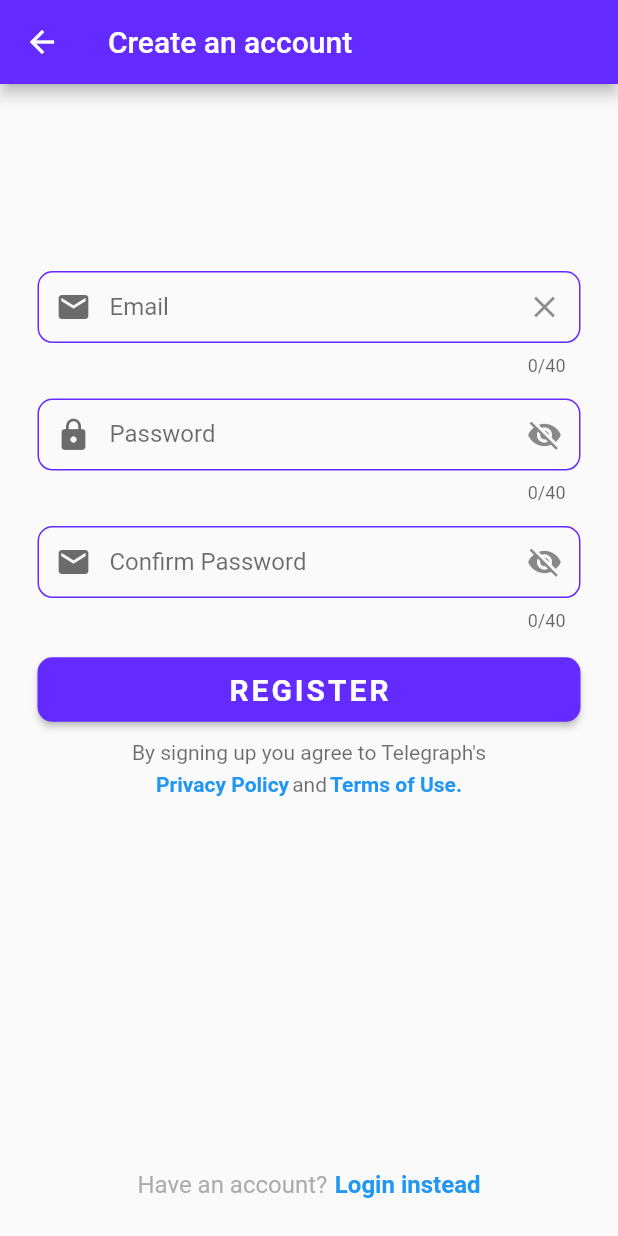
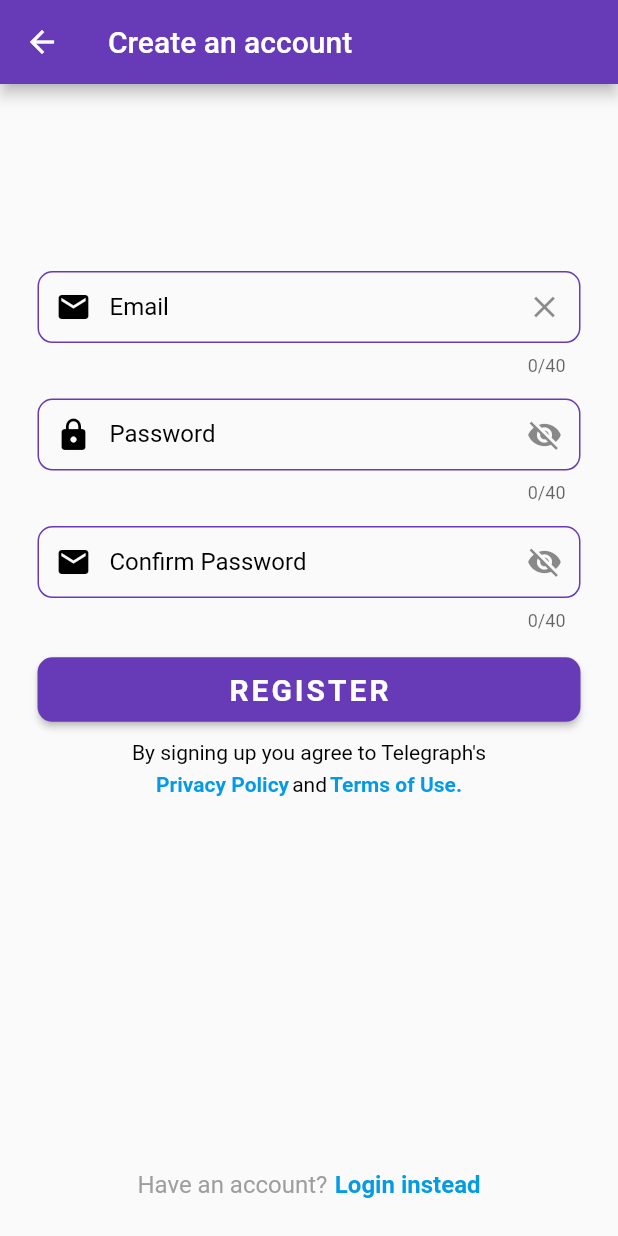
Before and after one commit to johndeweyzxc/Telegraph, a Flutter app: the screen it shows after launch, after a tap on "Sign up", on a phone screen of 412 x 824 dp. Run offline on Flutter 3.47's test engine with Material 2 defaults, Android fonts, the phone set to English and light mode, and no system bars; our stand-ins replace firebase_auth, firebase_core, google_sign_in; accounts and stored records are empty.

Commit message:
Fixed and refactored constant values

```diff
--- a/lib/Pages/about.dart
+++ b/lib/Pages/about.dart
@@ -8,7 +8,7 @@ class AboutPage extends StatelessWidget {
   Widget build(BuildContext context) {
     return Scaffold(
       appBar: AppBar(
-        backgroundColor: productColor,
+        backgroundColor: deepPurple500,
         title: const Text("About"),
       ),
     );
--- a/lib/Pages/bug_report.dart
+++ b/lib/Pages/bug_report.dart
@@ -10,7 +10,7 @@ class BugReport extends StatefulWidget {
 
 class _BugReportState extends State<BugReport> {
   AppBar appBar = AppBar(
-    backgroundColor: productColor,
+    backgroundColor: deepPurple500,
     title: const Text("Report a bug"),
   );
 
--- a/lib/Pages/dark_mode.dart
+++ b/lib/Pages/dark_mode.dart
@@ -13,7 +13,7 @@ class _EnableDarkModePageState extends State<EnableDarkModePage> {
   Widget build(BuildContext context) {
     return Scaffold(
       appBar: AppBar(
-        backgroundColor: productColor,
+        backgroundColor: deepPurple500,
         title: const Text("Enable dark mode"),
       ),
     );
--- a/lib/Pages/login_page.dart
+++ b/lib/Pages/login_page.dart
@@ -41,7 +41,7 @@ class _LoginPageState extends State<LoginPage> {
       backgroundColor: Colors.transparent,
       elevation: 0,
       systemOverlayStyle: const SystemUiOverlayStyle(
-        statusBarColor: productColor,
+        statusBarColor: deepPurple500,
       ),
     );
   }
@@ -104,14 +104,14 @@ class Welcome extends StatelessWidget {
   const Welcome({super.key});
 
   final TextStyle appHeadingStyle = const TextStyle(
-    color: productColor,
+    color: deepPurple500,
     fontSize: 48.0,
     fontWeight: FontWeight.bold,
     letterSpacing: 2.0,
   );
 
   final TextStyle subHeadingStyle = const TextStyle(
-    color: defaultGrey,
+    color: grey500,
     fontSize: 16.0,
     fontStyle: FontStyle.italic,
     letterSpacing: 1.0,
@@ -184,18 +184,18 @@ class _TextInputState extends State<LoginTextInput> {
   }
 
   final TextStyle inputLabelStyle = const TextStyle(
-    color: defaultBlack,
-    fontSize: logintTextSizeSmall,
+    color: black,
+    fontSize: textSmall,
   );
 
   final OutlineInputBorder inputEnabledBorder = OutlineInputBorder(
     borderRadius: BorderRadius.circular(10.0),
-    borderSide: const BorderSide(color: productColor),
+    borderSide: const BorderSide(color: deepPurple500),
   );
 
   final OutlineInputBorder inputFocusedBorder = OutlineInputBorder(
     borderRadius: BorderRadius.circular(10.0),
-    borderSide: const BorderSide(color: productColor, width: 2.0),
+    borderSide: const BorderSide(color: deepPurple500, width: 2.0),
   );
 
   @override
@@ -204,7 +204,7 @@ class _TextInputState extends State<LoginTextInput> {
       padding: const EdgeInsets.all(10.0),
       child: Icon(
         widget.label == "Password" ? Icons.lock : Icons.mail,
-        color: defaultBlack,
+        color: black,
       ),
     );
 
@@ -237,8 +237,8 @@ class LoginButton extends StatelessWidget {
 
   final ButtonStyle buttonStyle = ElevatedButton.styleFrom(
     padding: const EdgeInsets.all(10.0),
-    foregroundColor: defaultWhite,
-    backgroundColor: productColor,
+    foregroundColor: white,
+    backgroundColor: deepPurple500,
     shape: RoundedRectangleBorder(
       borderRadius: BorderRadius.circular(10.0),
     ),
@@ -247,7 +247,7 @@ class LoginButton extends StatelessWidget {
   final Text buttonText = const Text(
     "LOGIN",
     style: TextStyle(
-      fontSize: loginTextSizeBig,
+      fontSize: textbig,
       fontWeight: FontWeight.bold,
       letterSpacing: 2.0,
     ),
@@ -284,7 +284,7 @@ class ForgotPassword extends StatelessWidget {
         child: const Text(
           "Forgot your password?",
           style: TextStyle(
-            color: defaultBlue,
+            color: lightBlue600,
             fontWeight: FontWeight.bold,
             fontSize: 16.0,
           ),
@@ -299,7 +299,7 @@ class LoginWith extends StatelessWidget {
 
   @override
   Widget build(BuildContext context) {
-    const TextStyle textStyle = TextStyle(color: defaultGrey);
+    const TextStyle textStyle = TextStyle(color: grey500);
 
     return Container(
       margin: const EdgeInsets.only(bottom: 15.0),
@@ -309,7 +309,7 @@ class LoginWith extends StatelessWidget {
           const Expanded(
             child: Divider(
               height: 2.0,
-              color: defaultGrey,
+              color: grey500,
             ),
           ),
           Container(
@@ -319,7 +319,7 @@ class LoginWith extends StatelessWidget {
           const Expanded(
             child: Divider(
               height: 10.0,
-              color: defaultGrey,
+              color: grey500,
             ),
           ),
         ],
@@ -363,7 +363,7 @@ class ThirdPartyLogin extends StatelessWidget {
               ),
               label: const Text(
                 "Google",
-                style: TextStyle(color: defaultBlack, fontSize: 16.0),
+                style: TextStyle(color: black, fontSize: 16.0),
               ),
             ),
           ),
@@ -391,7 +391,7 @@ class PrivacyPolicy extends StatelessWidget {
             margin: const EdgeInsets.only(bottom: 5.0),
             child: const Text(
               "By logging in you agree to Telegraph's",
-              style: TextStyle(color: defaultBlack),
+              style: TextStyle(color: black),
             ),
           ),
           Row(
@@ -402,7 +402,7 @@ class PrivacyPolicy extends StatelessWidget {
                 child: const Text(
                   "Privacy Policy",
                   style: TextStyle(
-                    color: defaultBlue,
+                    color: lightBlue600,
                     fontWeight: FontWeight.bold,
                   ),
                 ),
@@ -411,7 +411,7 @@ class PrivacyPolicy extends StatelessWidget {
                 margin: const EdgeInsets.only(left: 2.0, right: 2.0),
                 child: const Text(
                   "and",
-                  style: TextStyle(color: defaultBlack),
+                  style: TextStyle(color: black),
                 ),
               ),
               GestureDetector(
@@ -419,7 +419,7 @@ class PrivacyPolicy extends StatelessWidget {
                 child: const Text(
                   "Terms of Use.",
                   style: TextStyle(
-                      color: defaultBlue, fontWeight: FontWeight.bold),
+                      color: lightBlue600, fontWeight: FontWeight.bold),
                 ),
               ),
             ],
@@ -443,12 +443,12 @@ class RegisterText extends StatelessWidget {
   @override
   Widget build(BuildContext context) {
     const TextStyle localStyle = TextStyle(
-      color: defaultBlack,
+      color: black,
       fontSize: 16.0,
     );
 
     const TextStyle signUpStyle = TextStyle(
-      color: defaultBlue,
+      color: lightBlue600,
       fontWeight: FontWeight.bold,
       fontSize: 16.0,
     );
--- a/lib/Pages/privacy_policy.dart
+++ b/lib/Pages/privacy_policy.dart
@@ -8,7 +8,7 @@ class PrivacyPolicyPages extends StatelessWidget {
   Widget build(BuildContext context) {
     return Scaffold(
       appBar: AppBar(
-        backgroundColor: productColor,
+        backgroundColor: deepPurple500,
         title: const Text("Privacy Policy"),
       ),
     );
--- a/lib/Pages/register_page.dart
+++ b/lib/Pages/register_page.dart
@@ -41,7 +41,7 @@ class _RegisterPageState extends State<RegisterPage> {
 
   AppBar appBar() {
     return AppBar(
-      backgroundColor: productColor,
+      backgroundColor: deepPurple500,
       title: const Text("Create an account"),
     );
   }
@@ -130,7 +130,7 @@ class RegisterInput extends StatefulWidget {
 class _RegisterInputState extends State<RegisterInput> {
   bool showPassword = false;
   OutlineInputBorder outline = const OutlineInputBorder(
-    borderSide: BorderSide(color: productColor),
+    borderSide: BorderSide(color: deepPurple500),
   );
 
   // Returns an icon 'visibility' if the input type is password,
@@ -165,12 +165,12 @@ class _RegisterInputState extends State<RegisterInput> {
 
   final OutlineInputBorder inputEnabledBorder = OutlineInputBorder(
     borderRadius: BorderRadius.circular(10.0),
-    borderSide: const BorderSide(color: productColor),
+    borderSide: const BorderSide(color: deepPurple500),
   );
 
   final OutlineInputBorder inputFocusedBorder = OutlineInputBorder(
     borderRadius: BorderRadius.circular(10.0),
-    borderSide: const BorderSide(color: productColor, width: 2.0),
+    borderSide: const BorderSide(color: deepPurple500, width: 2.0),
   );
 
   InputDecoration inputDecoration() {
@@ -178,14 +178,14 @@ class _RegisterInputState extends State<RegisterInput> {
       padding: const EdgeInsets.all(10.0),
       child: Icon(
         widget.label == "Password" ? Icons.lock : Icons.mail,
-        color: defaultBlack,
+        color: black,
       ),
     );
 
     return InputDecoration(
       contentPadding: const EdgeInsets.all(10.0),
       labelText: widget.label,
-      labelStyle: const TextStyle(color: defaultBlack),
+      labelStyle: const TextStyle(color: black),
       border: const OutlineInputBorder(),
       enabledBorder: inputEnabledBorder,
       focusedBorder: inputFocusedBorder,
@@ -200,7 +200,7 @@ class _RegisterInputState extends State<RegisterInput> {
       margin: const EdgeInsets.only(bottom: 15.0),
       child: TextFormField(
         controller: widget.controller,
-        style: const TextStyle(fontSize: logintTextSizeSmall),
+        style: const TextStyle(fontSize: textSmall),
         decoration: inputDecoration(),
         obscureText: obscureText(),
         maxLength: 40,
@@ -219,8 +219,8 @@ class RegisterButton extends StatelessWidget {
   Widget build(BuildContext context) {
     ButtonStyle buttonStyle = ElevatedButton.styleFrom(
       padding: const EdgeInsets.fromLTRB(40.0, 10.0, 40.0, 10.0),
-      foregroundColor: defaultWhite,
-      backgroundColor: productColor,
+      foregroundColor: white,
+      backgroundColor: deepPurple500,
       shape: const RoundedRectangleBorder(
         borderRadius: BorderRadius.all(
           Radius.circular(10.0),
@@ -231,7 +231,7 @@ class RegisterButton extends StatelessWidget {
     Text buttonText = const Text(
       "REGISTER",
       style: TextStyle(
-        fontSize: loginTextSizeBig,
+        fontSize: textbig,
         fontWeight: FontWeight.bold,
         letterSpacing: 2.0,
       ),
@@ -267,7 +267,7 @@ class PrivacyPolicy extends StatelessWidget {
             margin: const EdgeInsets.only(bottom: 5.0),
             child: const Text(
               "By signing up you agree to Telegraph's",
-              style: TextStyle(color: defaultBlack),
+              style: TextStyle(color: black),
             ),
           ),
           Row(
@@ -278,7 +278,7 @@ class PrivacyPolicy extends StatelessWidget {
                 child: const Text(
                   "Privacy Policy",
                   style: TextStyle(
-                    color: defaultBlue,
+                    color: lightBlue600,
                     fontWeight: FontWeight.bold,
                   ),
                 ),
@@ -287,7 +287,7 @@ class PrivacyPolicy extends StatelessWidget {
                 margin: const EdgeInsets.only(left: 2.0, right: 2.0),
                 child: const Text(
                   "and",
-                  style: TextStyle(color: defaultBlack),
+                  style: TextStyle(color: black),
                 ),
               ),
               GestureDetector(
@@ -295,7 +295,7 @@ class PrivacyPolicy extends StatelessWidget {
                 child: const Text(
                   "Terms of Use.",
                   style: TextStyle(
-                      color: defaultBlue, fontWeight: FontWeight.bold),
+                      color: lightBlue600, fontWeight: FontWeight.bold),
                 ),
               ),
             ],
@@ -311,7 +311,7 @@ class LoginInstead extends StatelessWidget {
   const LoginInstead({super.key});
 
   Text loginInsteadText() {
-    const TextStyle textStyle = TextStyle(color: defaultBlue);
+    const TextStyle textStyle = TextStyle(color: lightBlue600);
 
     return const Text(
       "Login instead?",
@@ -328,8 +328,8 @@ class LoginInstead extends StatelessWidget {
           const Text(
             "Have an account?",
             style: TextStyle(
-              color: defaultGrey,
-              fontSize: logintTextSizeSmall,
+              color: grey500,
+              fontSize: textSmall,
             ),
           ),
           Container(
@@ -339,8 +339,8 @@ class LoginInstead extends StatelessWidget {
               child: const Text(
                 "Login instead",
                 style: TextStyle(
-                  color: defaultBlue,
-                  fontSize: logintTextSizeSmall,
+                  color: lightBlue600,
+                  fontSize: textSmall,
                   fontWeight: FontWeight.bold,
                 ),
               ),
--- a/lib/const_var.dart
+++ b/lib/const_var.dart
@@ -1,21 +1,21 @@
 import 'package:flutter/material.dart';
 
-const productColor = Color.fromARGB(255, 99, 43, 255);
-const defaultGrey = Color.fromARGB(167, 129, 129, 129);
-const defaultWhite = Color.fromARGB(255, 255, 255, 255);
-const defaultBlack = Color.fromARGB(146, 0, 0, 0);
-const defaultBlue = Colors.blue;
+// Material color tool https://m2.material.io/resources/color
+const deepPurple500 = Color(0xff673ab7);
+const grey500 = Color(0xff9e9e9e);
+const white = Color(0xffffffff);
+const black = Color(0xff000000);
+const lightBlue600 = Color(0xff039be5);
 
-// Login page constants
-const double loginTextSizeBig = 20.0;
-const double logintTextSizeSmall = 16.0;
-const loginDefaultPadding = EdgeInsets.fromLTRB(20.0, 15.0, 20.0, 0.0);
-const loginSecondaryPadding = EdgeInsets.fromLTRB(20.0, 10.0, 20.0, 0.0);
+const double textbig = 20.0;
+const double textSmall = 16.0;
 
+// Width of the client screen
 double widthScreen(context) {
   return MediaQuery.of(context).size.width;
 }
 
+// Height of the client screen
 double heightScreen(context) {
   return MediaQuery.of(context).size.height;
 }
```
Also changed, not shown: lib/Pages/Widgets/sidebar_header.dart (+5 -5 lines), lib/Pages/Widgets/sidebar_items.dart (+4 -4 lines), lib/Pages/messages.dart (+8 -8 lines).
